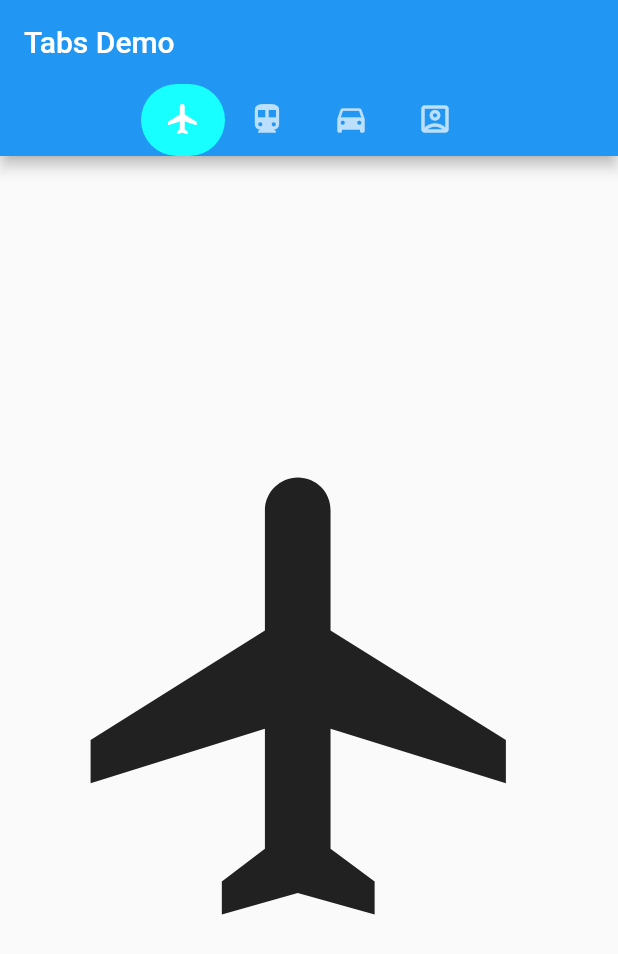
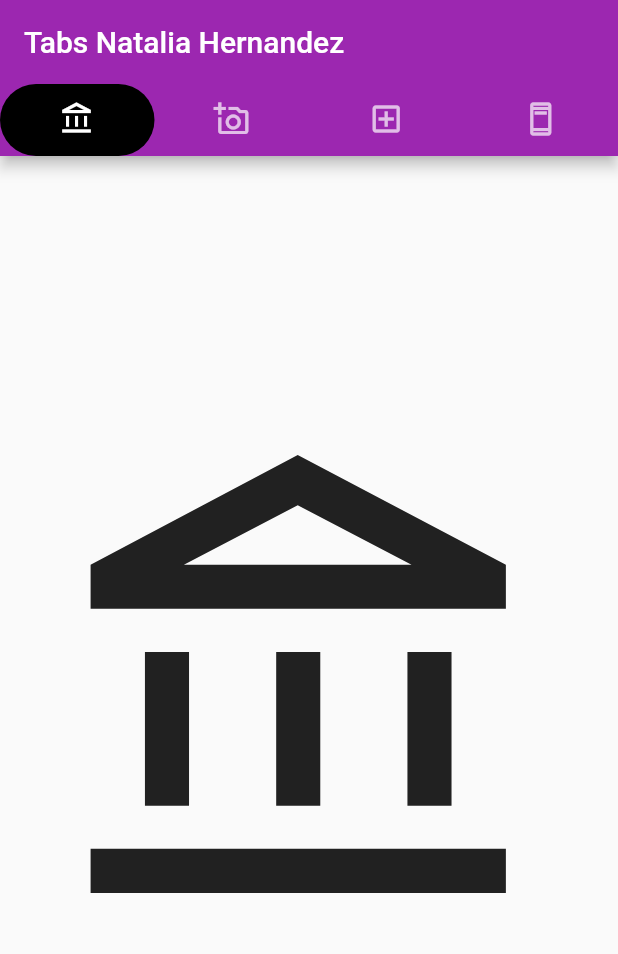
Before and after one commit to NataliaHernandez09/TabBar_6J, a Flutter app: the screen it shows after launch, on a phone screen of 412 x 824 dp. Shown: the top 954 px of the screen. Run offline on Flutter 3.47's test engine with Material 2 defaults, Android fonts, the phone set to English and light mode, and no system bars.

Commit message:
TabBarV3

```diff
--- a/lib/main.dart
+++ b/lib/main.dart
@@ -32,26 +32,26 @@ class _MyHomePageState extends State<MyHomePage> {
       length: 4,
       child: Scaffold(
         appBar: AppBar(
+          backgroundColor: Colors.purple,
           bottom: TabBar(
-            isScrollable: true,
             indicator: BoxDecoration(
                 borderRadius: BorderRadius.circular(50), // Creates border
-                color: Colors.cyanAccent), //Change background color from here
+                color: Colors.black), //Change background color from here
             tabs: [
-              Tab(icon: Icon(Icons.flight)),
-              Tab(icon: Icon(Icons.directions_transit)),
-              Tab(icon: Icon(Icons.directions_car)),
-              Tab(icon: Icon(Icons.account_box_outlined)),
+              Tab(icon: Icon(Icons.account_balance_outlined)),
+              Tab(icon: Icon(Icons.add_a_photo_outlined)),
+              Tab(icon: Icon(Icons.add_box_outlined)),
+              Tab(icon: Icon(Icons.ad_units_outlined)),
             ],
           ),
-          title: Text('Tabs Demo'),
+          title: Text('Tabs Natalia Hernandez'),
         ),
         body: TabBarView(
           children: [
-            Icon(Icons.flight, size: 350),
-            Icon(Icons.directions_transit, size: 350),
-            Icon(Icons.directions_car, size: 350),
-            Icon(Icons.account_box_outlined, size: 350),
+            Icon(Icons.account_balance_outlined, size: 350),
+            Icon(Icons.add_a_photo_outlined, size: 350),
+            Icon(Icons.add_box_outlined, size: 350),
+            Icon(Icons.ad_units_outlined, size: 350),
           ],
         ),
       ),
```
